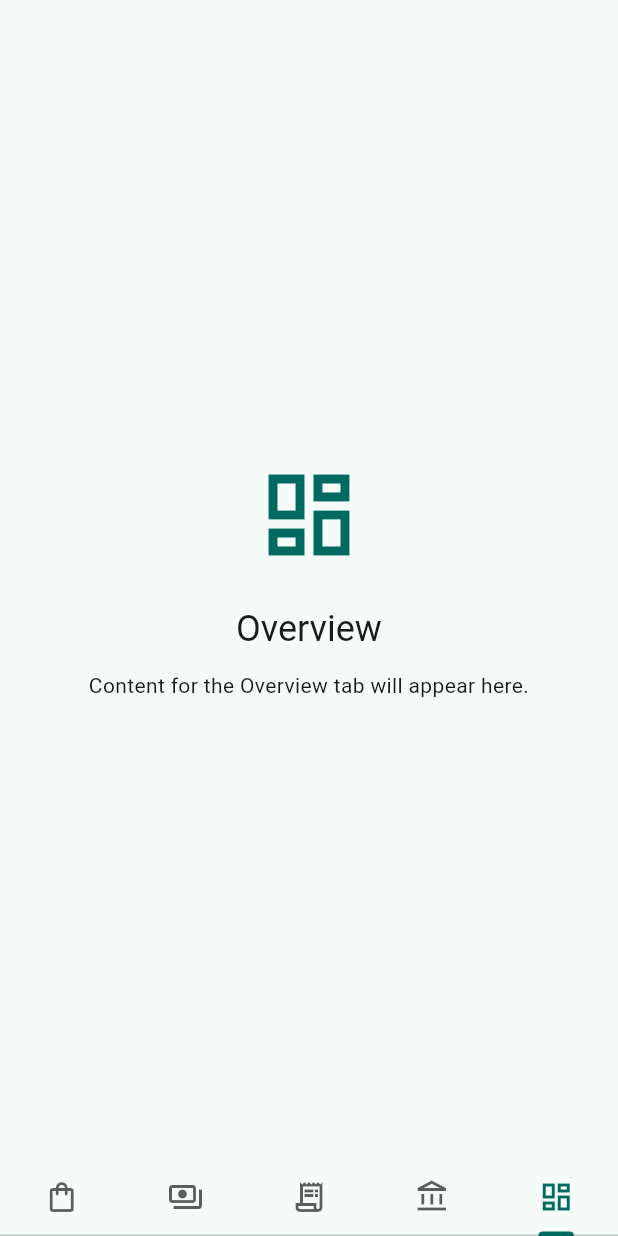
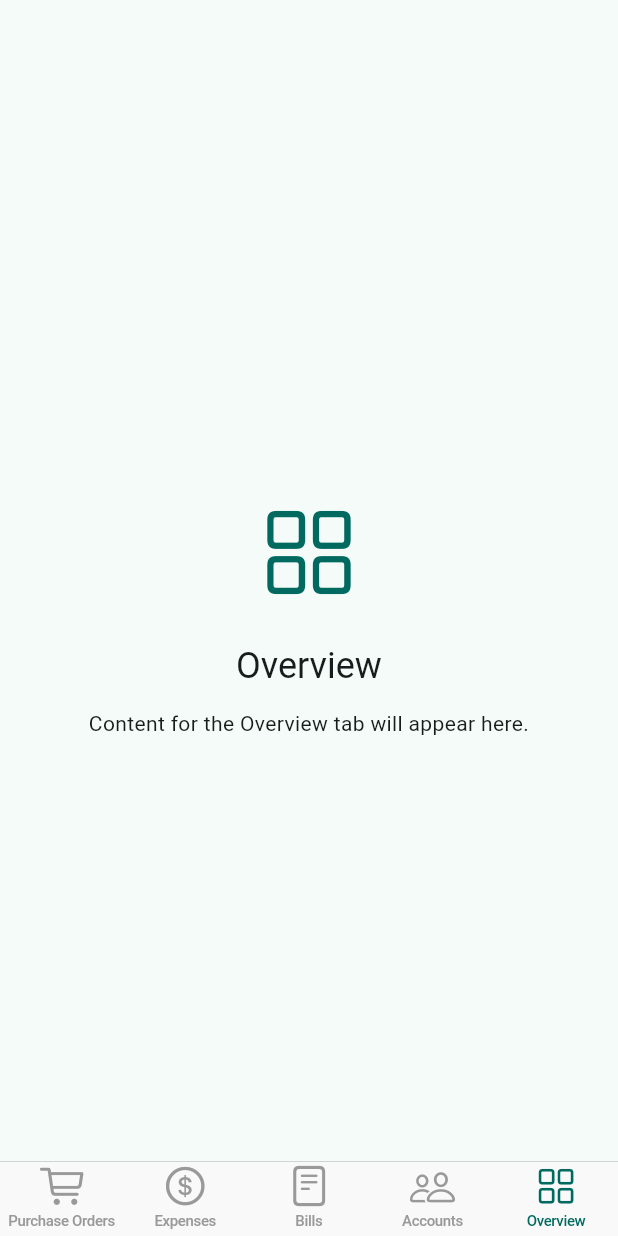
Before and after one commit to azmilazizi/kokonuts_bookkeeping, a Flutter app: the HomeScreen screen opened directly, item 5 of the bottom bar chosen, on a phone screen of 412 x 824 dp. Run offline on Flutter 3.47's test engine with Material 3 defaults, Android fonts, the phone set to English and light mode, and no system bars; our stand-ins replace shared_preferences; accounts and stored records are empty; network calls fail.

Commit message:
Convert home screen tabs to Cupertino UI

```diff
--- a/lib/screens/home_screen.dart
+++ b/lib/screens/home_screen.dart
@@ -1,3 +1,4 @@
+import 'package:flutter/cupertino.dart';
 import 'package:flutter/material.dart';
 
 import '../app/app_state.dart';
@@ -15,31 +16,36 @@ class HomeScreen extends StatefulWidget {
   State<HomeScreen> createState() => _HomeScreenState();
 }
 
-class _HomeScreenState extends State<HomeScreen> with SingleTickerProviderStateMixin {
-  late final TabController _controller = TabController(length: _tabs.length, vsync: this);
+class _HomeScreenState extends State<HomeScreen> {
+  late final CupertinoTabController _controller =
+      CupertinoTabController(initialIndex: 0);
 
   static final List<_HomeTab> _tabs = [
     _HomeTab(
       title: 'Purchase Orders',
-      icon: Icons.shopping_bag_outlined,
+      icon: CupertinoIcons.shopping_cart,
       builder: (_, __) => const PurchaseOrdersTab(),
     ),
     _HomeTab(
       title: 'Expenses',
-      icon: Icons.payments_outlined,
+      icon: CupertinoIcons.money_dollar_circle,
       builder: (_, __) => const ExpensesTab(),
     ),
     _HomeTab(
       title: 'Bills',
-      icon: Icons.receipt_long_outlined,
+      icon: CupertinoIcons.doc_plaintext,
       builder: (_, __) => const BillsTab(),
     ),
     _HomeTab(
       title: 'Accounts',
-      icon: Icons.account_balance_outlined,
+      icon: CupertinoIcons.person_2,
       builder: (_, __) => const AccountsTab(),
     ),
-    const _HomeTab(title: 'Overview', icon: Icons.dashboard_outlined),
+    const _HomeTab(
+      title: 'Overview',
+      icon: CupertinoIcons.square_grid_2x2,
+      showAddAction: false,
+    ),
   ];
 
   @override
@@ -48,49 +54,72 @@ class _HomeScreenState extends State<HomeScreen> with SingleTickerProviderStateM
     super.dispose();
   }
 
+  void _openAddModal(BuildContext context, String tabTitle) {
+    showCupertinoModalPopup<void>(
+      context: context,
+      builder: (context) {
+        return CupertinoActionSheet(
+          title: Text('Add new $tabTitle'),
+          message: Text(
+            'This is a placeholder for creating a new $tabTitle entry. '
+            'Replace this sheet with the appropriate flow when ready.',
+          ),
+          cancelButton: CupertinoActionSheetAction(
+            onPressed: () => Navigator.of(context).pop(),
+            isDefaultAction: true,
+            child: const Text('Close'),
+          ),
+        );
+      },
+    );
+  }
+
   @override
   Widget build(BuildContext context) {
-    final theme = Theme.of(context);
-    final AppState appState = AppStateScope.of(context);
-    final username = appState.username;
+    return CupertinoTabScaffold(
+      controller: _controller,
+      tabBar: CupertinoTabBar(
+        items: _tabs
+            .map(
+              (tab) => BottomNavigationBarItem(
+                icon: Icon(tab.icon),
+                label: tab.title,
+              ),
+            )
+            .toList(growable: false),
+      ),
+      tabBuilder: (context, index) {
+        final tab = _tabs[index];
+        final scopedAppState = AppStateScope.of(context);
+        final child = tab.builder?.call(context, scopedAppState) ??
+            _HomeTabPlaceholder(title: tab.title, icon: tab.icon);
 
-    final AppState scopedAppState = AppStateScope.of(context);
-
-    return Scaffold(
-      body: SafeArea(
-        top: true,
-        bottom: false,
-        child: TabBarView(
-          controller: _controller,
-          children: _tabs
-              .map(
-                (tab) => tab.builder?.call(context, scopedAppState) ??
-                    _HomeTabPlaceholder(
-                      title: tab.title,
-                      icon: tab.icon,
+        return CupertinoPageScaffold(
+          child: Stack(
+            children: [
+              Positioned.fill(
+                child: SafeArea(
+                  top: true,
+                  bottom: false,
+                  child: child,
+                ),
+              ),
+              if (tab.showAddAction)
+                Positioned(
+                  right: 20,
+                  bottom: 20 + MediaQuery.of(context).padding.bottom,
+                  child: Tooltip(
+                    message: 'Add ${tab.title}',
+                    child: _CupertinoAddButton(
+                      tabTitle: tab.title,
+                      onPressed: () => _openAddModal(context, tab.title),
                     ),
-              )
-              .toList(growable: false),
-        ),
-      ),
-      bottomNavigationBar: Material(
-        color: theme.colorScheme.surface,
-        child: TabBar(
-          controller: _controller,
-          indicatorColor: theme.colorScheme.primary,
-          labelColor: theme.colorScheme.primary,
-          unselectedLabelColor: theme.colorScheme.onSurface.withOpacity(0.7),
-          tabs: _tabs
-              .map(
-                (tab) => Tab(
-                  icon: Icon(tab.icon),
-                  iconMargin: const EdgeInsets.only(bottom: 6),
-                  height: 48,
+                  ),
                 ),
-              )
-              .toList(growable: false),
-        ),
-      ),
+            ],
+          ),
+        );
+      },
     );
   }
 }
@@ -148,11 +177,58 @@ class _ThemeModeButton extends StatelessWidget {
 }
 
 class _HomeTab {
-  const _HomeTab({required this.title, required this.icon, this.builder});
+  const _HomeTab({
+    required this.title,
+    required this.icon,
+    this.builder,
+    this.showAddAction = true,
+  });
 
   final String title;
   final IconData icon;
   final Widget Function(BuildContext context, AppState appState)? builder;
+  final bool showAddAction;
+}
+
+class _CupertinoAddButton extends StatelessWidget {
+  const _CupertinoAddButton({required this.onPressed, required this.tabTitle});
+
+  final VoidCallback onPressed;
+  final String tabTitle;
+
+  @override
+  Widget build(BuildContext context) {
+    return Semantics(
+      label: 'Add $tabTitle',
+      button: true,
+      child: CupertinoButton(
+        onPressed: onPressed,
+        padding: EdgeInsets.zero,
+        child: DecoratedBox(
+          decoration: BoxDecoration(
+            color: CupertinoColors.activeBlue,
+            borderRadius: BorderRadius.circular(28),
+            boxShadow: const [
+              BoxShadow(
+                color: Color(0x33000000),
+                blurRadius: 12,
+                offset: Offset(0, 6),
+              ),
+            ],
+          ),
+          child: const SizedBox(
+            width: 56,
+            height: 56,
+            child: Icon(
+              CupertinoIcons.add,
+              color: CupertinoColors.white,
+              size: 28,
+            ),
+          ),
+        ),
+      ),
+    );
+  }
 }
 
 class _HomeTabPlaceholder extends StatelessWidget {
```
